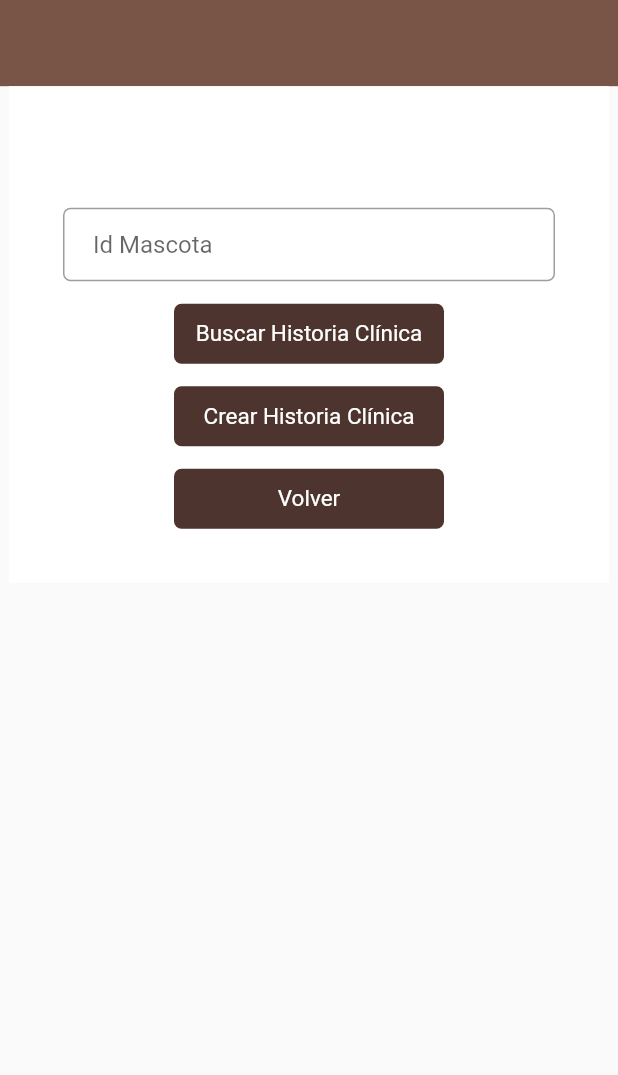
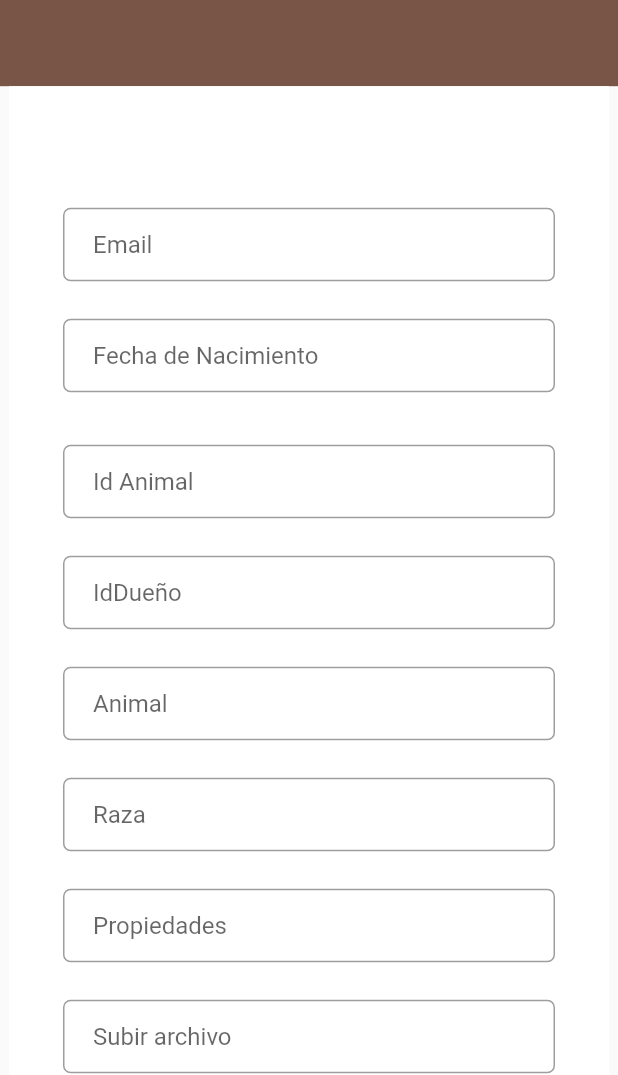
Before and after one commit to valentinaache/Veterinaria, a Flutter app: the Vet screen opened by its route, after a tap on "Crear Historia Clínica", on a phone screen of 412 x 824 dp, the part 161-1236 px from its top. Run offline on Flutter 3.47's test engine with Material 2 defaults, Android fonts, the phone set to English and light mode, and no system bars; our stand-ins replace google_fonts; Roboto replaces fonts that are missing (Acme).

Commit message:
form vet

```diff
--- /dev/null
+++ b/lib/FormVet.dart
@@ -0,0 +1,188 @@
+import 'package:flutter/material.dart';
+import 'package:google_fonts/google_fonts.dart';
+import 'package:veterinaria/common_widgets/custom_appbar.dart';
+
+class FormVet extends StatefulWidget {
+  @override
+  _FormVetState createState() => _FormVetState();
+}
+
+class _FormVetState extends State<FormVet> {
+  TextStyle decor = GoogleFonts.acme(
+    color: Colors.white,
+    fontSize: 15,
+  );
+  @override
+  Widget build(BuildContext context) {
+    return Scaffold(
+      body: SingleChildScrollView(
+        child: Column(
+          children: [
+            CustomAppBar(),
+            Container(
+              width: 400,
+              color: Colors.white,
+              child: Padding(
+                padding: const EdgeInsets.all(36.0),
+                child: Form(
+                  child: Column(
+                    crossAxisAlignment: CrossAxisAlignment.center,
+                    mainAxisAlignment: MainAxisAlignment.center,
+                    children: <Widget>[
+                      SizedBox(height: 45.0),
+                      TextFormField(
+                        decoration: InputDecoration(
+                          contentPadding:
+                              EdgeInsets.fromLTRB(20.0, 15.0, 20.0, 15.0),
+                          hintText: "Email",
+                          border: OutlineInputBorder(
+                            borderRadius: BorderRadius.circular(5.0),
+                          ),
+                        ),
+                      ),
+                      SizedBox(height: 25.0),
+                      TextFormField(
+                        decoration: InputDecoration(
+                          contentPadding:
+                              EdgeInsets.fromLTRB(20.0, 15.0, 20.0, 15.0),
+                          hintText: "Fecha de Nacimiento",
+                          border: OutlineInputBorder(
+                            borderRadius: BorderRadius.circular(5.0),
+                          ),
+                        ),
+                      ),
+                      SizedBox(
+                        height: 35.0,
+                      ),
+                      TextFormField(
+                        decoration: InputDecoration(
+                          contentPadding:
+                              EdgeInsets.fromLTRB(20.0, 15.0, 20.0, 15.0),
+                          hintText: "Id Animal",
+                          border: OutlineInputBorder(
+                            borderRadius: BorderRadius.circular(5.0),
+                          ),
+                        ),
+                      ),
+                      SizedBox(height: 25.0),
+                      TextFormField(
+                        decoration: InputDecoration(
+                          contentPadding:
+                              EdgeInsets.fromLTRB(20.0, 15.0, 20.0, 15.0),
+                          hintText: "IdDueño",
+                          border: OutlineInputBorder(
+                            borderRadius: BorderRadius.circular(5.0),
+                          ),
+                        ),
+                      ),
+                      SizedBox(height: 25.0),
+                      TextFormField(
+                        decoration: InputDecoration(
+                          contentPadding:
+                              EdgeInsets.fromLTRB(20.0, 15.0, 20.0, 15.0),
+                          hintText: "Animal",
+                          border: OutlineInputBorder(
+                            borderRadius: BorderRadius.circular(5.0),
+                          ),
+                        ),
+                      ),
+                      SizedBox(height: 25.0),
+                      TextFormField(
+                        decoration: InputDecoration(
+                          contentPadding:
+                              EdgeInsets.fromLTRB(20.0, 15.0, 20.0, 15.0),
+                          hintText: "Raza",
+                          border: OutlineInputBorder(
+                            borderRadius: BorderRadius.circular(5.0),
+                          ),
+                        ),
+                      ),
+                      SizedBox(height: 25.0),
+                      TextFormField(
+                        decoration: InputDecoration(
+                          contentPadding:
+                              EdgeInsets.fromLTRB(20.0, 15.0, 20.0, 15.0),
+                          hintText: "Propiedades",
+                          border: OutlineInputBorder(
+                            borderRadius: BorderRadius.circular(5.0),
+                          ),
+                        ),
+                      ),
+                      SizedBox(height: 25.0),
+                      TextFormField(
+                        decoration: InputDecoration(
+                          contentPadding:
+                              EdgeInsets.fromLTRB(20.0, 15.0, 20.0, 15.0),
+                          hintText: "Subir archivo",
+                          border: OutlineInputBorder(
+                            borderRadius: BorderRadius.circular(5.0),
+                          ),
+                        ),
+                      ),
+                      SizedBox(height: 25.0),
+
+                      Container(
+                        height: 50,
+                        width: 120,
+                        padding: EdgeInsets.symmetric(
+                          horizontal: 10,
+                        ),
+                        decoration: BoxDecoration(
+                          borderRadius: BorderRadius.all(
+                            Radius.circular(5),
+                          ),
+                          color: Colors.brown[800],
+                        ),
+                        child: InkWell(
+                          onTap: () {},
+                          child: Center(
+                            child: Text(
+                              "Crear Historia",
+                              style: decor,
+                              textAlign: TextAlign.center,
+                            ),
+                          ),
+                        ),
+                      ),
+                      SizedBox(
+                        height: 8.0,
+                      ),
+                    ],
+                  ),
+                ),
+              ),
+            ),
+            Container(
+              height: 50,
+              width: 120,
+              padding: EdgeInsets.symmetric(
+                horizontal: 10,
+              ),
+              decoration: BoxDecoration(
+                borderRadius: BorderRadius.all(
+                  Radius.circular(5),
+                ),
+                color: Colors.brown[800],
+              ),
+              child: InkWell(
+                onTap: () {
+                  Navigator.pushNamed(context, '/vet');
+                },
+                child: Center(
+                  child: Text(
+                    "Volver",
+                    textAlign: TextAlign.center,
+                    style: decor,
+                  ),
+                ),
+              ),
+            ),
+            SizedBox(
+              height: 15.0,
+            ),
+          ],
+        ),
+      ),
+    );
+  }
+}
--- a/lib/Vet.dart
+++ b/lib/Vet.dart
@@ -84,7 +84,7 @@ class _VetState extends State<Vet> {
                 ),
                 child: InkWell(
                   onTap: () {
-
+                  Navigator.pushNamed(context, '/vet_form');
                   },
                   child: Center(
                     child: Text(
--- a/lib/main.dart
+++ b/lib/main.dart
@@ -5,6 +5,7 @@ import 'package:veterinaria/home_page.dart';
 import 'package:veterinaria/landing_register.dart';
 import 'package:veterinaria/sign_in.dart';
 import 'package:veterinaria/Vet.dart';
+import 'package:veterinaria/FormVet.dart';
 
 void main() {
   runApp(MyApp());
@@ -27,6 +28,7 @@ class MyApp extends StatelessWidget {
         '/register': (context) => Register(),
         '/vet': (context) => Vet(),
         '/barber': (context) => Barber(),
+        '/vet_form': (context) => FormVet(),
       },
     );
   }
```
Also changed, not shown: pubspec.lock.
